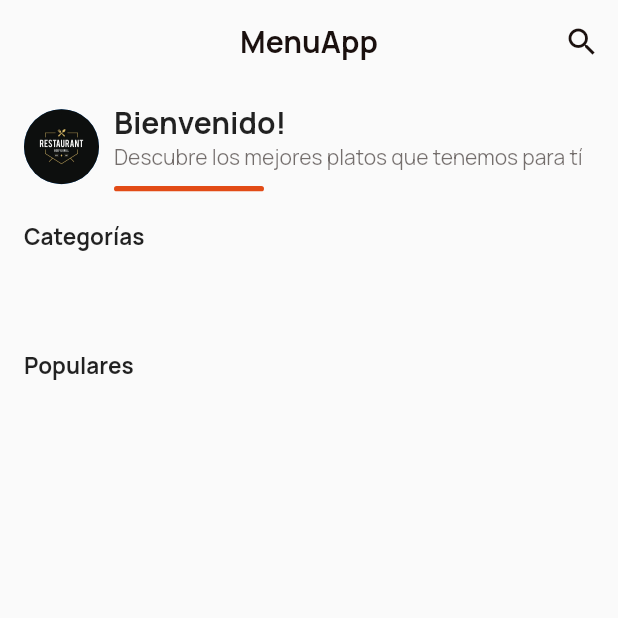
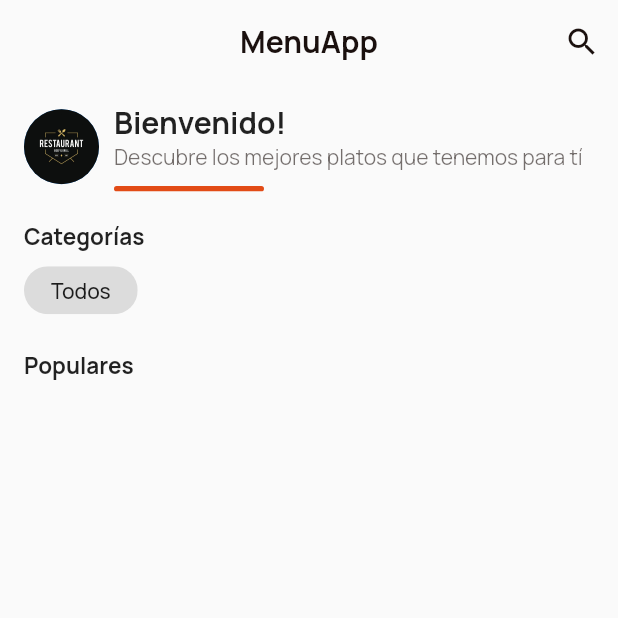
Before and after one commit to dafm10/flutter_codigo4_menuapp, a Flutter app: the screen it shows after launch, on a phone screen of 412 x 824 dp, the top half of it. Run offline on Flutter 3.47's test engine with Material 2 defaults, Android fonts, the phone set to English and light mode, and no system bars; our stand-ins replace cached_network_image, cloud_firestore, firebase_core, flutter_svg, google_fonts; accounts and stored records are empty.

```diff
--- a/lib/pages/customer/home_customer_page.dart
+++ b/lib/pages/customer/home_customer_page.dart
@@ -39,6 +39,11 @@ class _HomeCustomerPageState extends State<HomeCustomerPage> {
 
     _myCategoryService.getCategories().then((value) {
       categories = value;
+      categories.insert(0, Category(
+        id: "",
+        status: true,
+        description: "Todos",
+      ));
       setState(() {
 
       });
--- a/lib/ui/widgets/item_filter_category_widget.dart
+++ b/lib/ui/widgets/item_filter_category_widget.dart
@@ -13,7 +13,7 @@ class ItemFilterCategoryWidget extends StatelessWidget {
     return Container(
       margin: const EdgeInsets.only(right: 8.0),
       child: FilterChip(
-        label: Text("todos"),
+        label: Text(title),
         padding: const EdgeInsets.symmetric(horizontal: 10.0),
         onSelected: (bool value) {},
       ),
```
